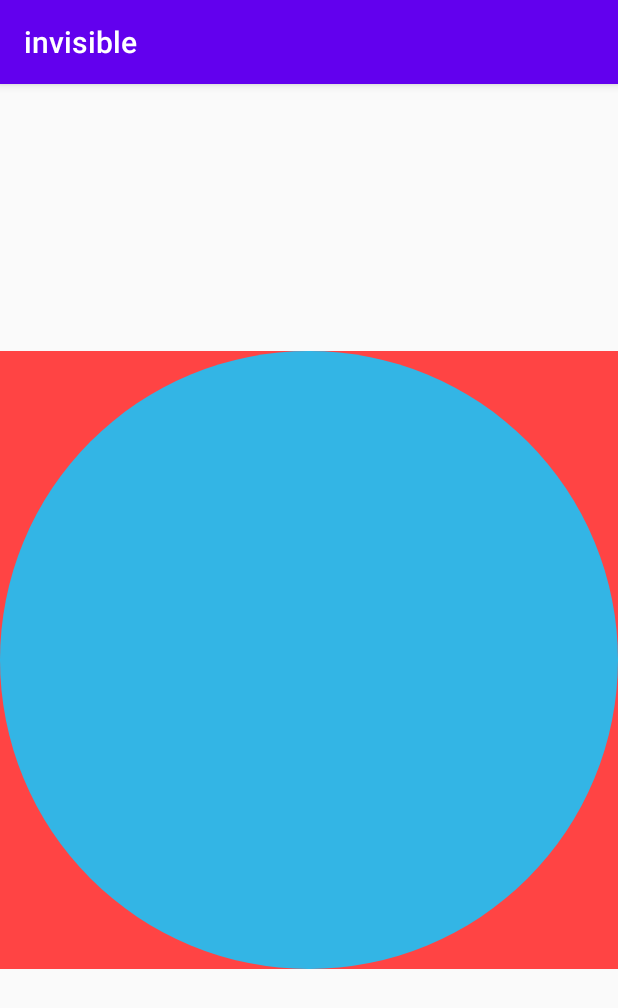
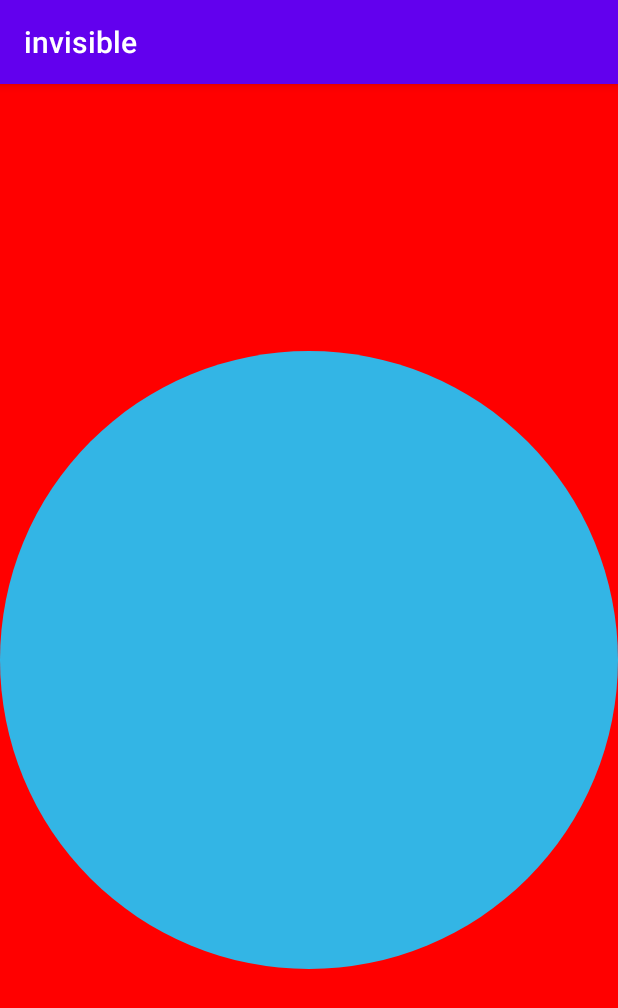
Before and after one commit to YerimYerim/INVISIBLE, an Android app: the screen it shows after launch (MainActivity), on a phone screen of 412 x 824 dp. Shown: the top 1008 px of the screen. Run offline under Robolectric (Android 15) with nearby library versions, the phone set to English and light mode, and no system bars.

Commit message:
배경 그냥 레이아웃꺼 씀

```diff
--- a/invisible/app/src/main/res/drawable/background.xml
+++ b/invisible/app/src/main/res/drawable/background.xml
@@ -3,8 +3,8 @@
     android:shape="rectangle"
     >
     <size
-        android:width="10dp"
-        android:height="10dp"
+        android:width="140dp"
+        android:height="180dp"
         />
     <solid
         android:color="@android:color/holo_red_light"/>
--- a/invisible/app/src/main/res/layout/activity_main.xml
+++ b/invisible/app/src/main/res/layout/activity_main.xml
@@ -4,25 +4,16 @@
     xmlns:tools="http://schemas.android.com/tools"
     android:layout_width="match_parent"
     android:layout_height="match_parent"
+    android:background="#FF0000"
     tools:context=".MainActivity">
 
     <ImageView
-        android:id="@+id/imageView"
-        android:layout_width="0dp"
-        android:layout_height="0dp"
+        android:id="@+id/background_oval"
+        android:layout_width="match_parent"
+        android:layout_height="match_parent"
         app:layout_constraintBottom_toBottomOf="parent"
         app:layout_constraintEnd_toEndOf="parent"
-        app:layout_constraintStart_toStartOf="parent"
-        app:layout_constraintTop_toTopOf="parent"
-        app:srcCompat="@drawable/background" />
-
-    <ImageView
-        android:id="@+id/background_oval"
-        android:layout_width="0dp"
-        android:layout_height="0dp"
-        app:layout_constraintBottom_toBottomOf="parent"
-        app:layout_constraintEnd_toEndOf="parent"
-        app:layout_constraintHorizontal_bias="1.0"
+        app:layout_constraintHorizontal_bias="0.0"
         app:layout_constraintStart_toStartOf="parent"
         app:layout_constraintTop_toTopOf="parent"
         app:layout_constraintVertical_bias="0.0"
```
